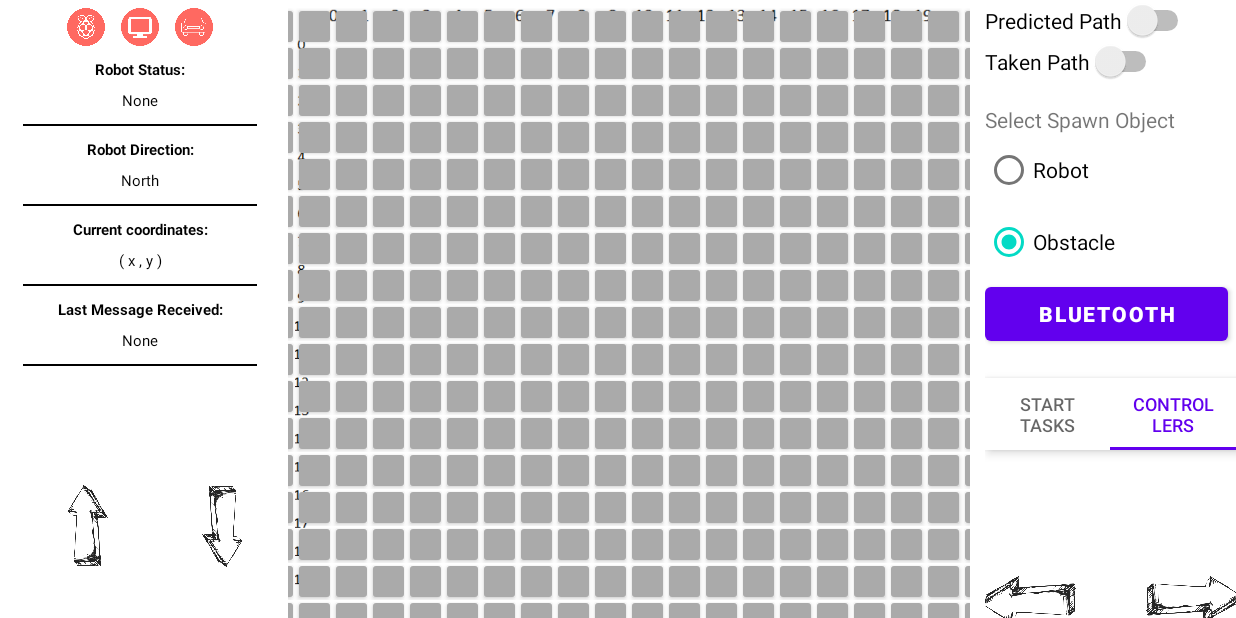
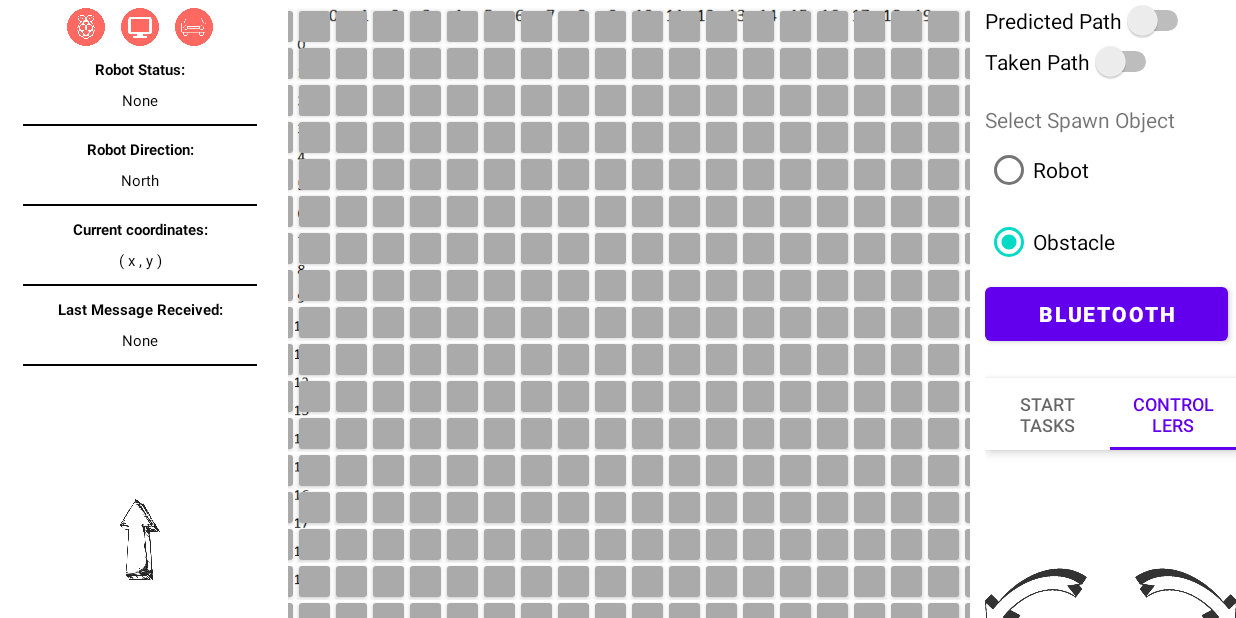
Before and after one commit to vintageyj/CE-CZ-3004-MDP-GRP42, an Android app: the screen it shows after launch (TaskActivity), tab 2 chosen, on a phone screen of 824 x 412 dp (held sideways). Run offline under Robolectric (Android 15) with nearby library versions, the phone set to English and light mode, and no system bars; our stand-ins replace navigation-ui.

Commit message:
updated arrow buttons

```diff
--- a/Android/MDPController/app/src/main/res/layout/fragment_control1.xml
+++ b/Android/MDPController/app/src/main/res/layout/fragment_control1.xml
@@ -11,29 +11,29 @@
     <LinearLayout
         android:layout_width="match_parent"
         android:layout_height="match_parent"
-        android:gravity="center"
-        android:orientation="horizontal">
+        android:orientation="vertical">
+
 
         <ImageButton
             android:id="@+id/upBtn"
             android:layout_width="90dp"
             android:layout_height="60dp"
+            android:layout_gravity="center"
+            android:layout_marginTop="40dp"
             android:background="@android:color/transparent"
             android:scaleType="fitCenter"
-            android:layout_gravity="center"
-            android:layout_marginLeft="20dp"
             android:src="@drawable/arrow_up3d" />
 
         <ImageButton
             android:id="@+id/downBtn"
             android:layout_width="90dp"
             android:layout_height="60dp"
+            android:layout_marginTop="30dp"
             android:layout_gravity="center"
             android:background="@android:color/transparent"
             android:scaleType="fitCenter"
             android:src="@drawable/arrow_down3d" />
 
-
     </LinearLayout>
 
 </RelativeLayout>
--- a/Android/MDPController/app/src/main/res/layout/fragment_control2.xml
+++ b/Android/MDPController/app/src/main/res/layout/fragment_control2.xml
@@ -23,24 +23,24 @@ tools:context=".fragment.control2Fragment">
 
             <ImageButton
                 android:id="@+id/leftBtn"
-                android:layout_width="70dp"
-                android:layout_height="50dp"
+                android:layout_width="80dp"
+                android:layout_height="80dp"
                 android:layout_gravity="center"
                 android:layout_marginLeft="10dp"
-                android:layout_marginRight="20dp"
+                android:layout_marginRight="10dp"
                 android:background="@android:color/transparent"
                 android:scaleType="fitCenter"
-                android:src="@drawable/arrow_left3d" />
+                android:src="@drawable/curvearrow_left" />
 
             <ImageButton
                 android:id="@+id/rightBtn"
-                android:layout_width="70dp"
-                android:layout_height="50dp"
+                android:layout_width="80dp"
+                android:layout_height="80dp"
                 android:layout_gravity="center"
-                android:layout_marginLeft="20dp"
+                android:layout_marginLeft="10dp"
                 android:background="@android:color/transparent"
                 android:scaleType="fitCenter"
-                android:src="@drawable/arrow_right3d" />
+                android:src="@drawable/curvearrow_right" />
 
 
         </LinearLayout>
```
Also changed, not shown: Android/MDPController/app/src/main/res/layout/fragment_start_task.xml (+10 -1 lines), Android/MDPController/app/src/main/res/drawable/curvearrow_left.png (added), Android/MDPController/app/src/main/res/drawable/curvearrow_right.png (added).
